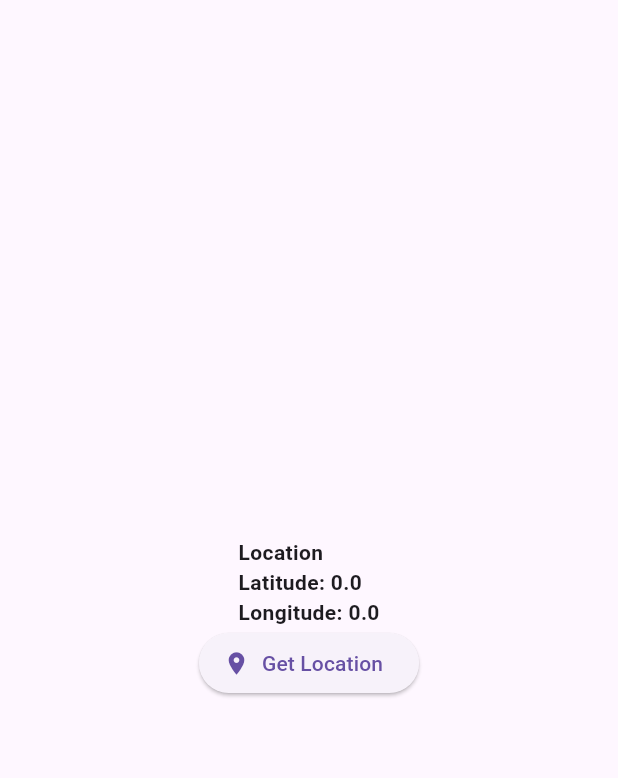
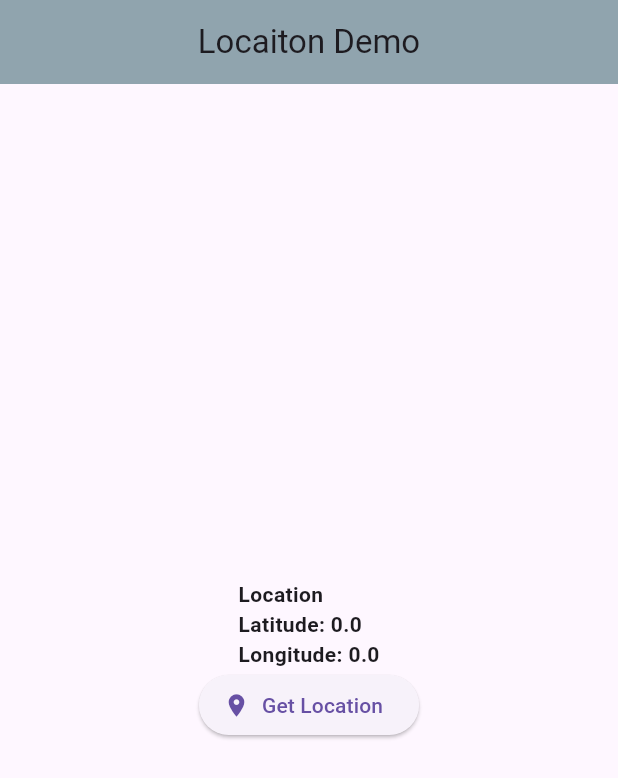
Before and after one commit to salimaydogan/location_demo, a Flutter app: the screen it shows after launch, on a phone screen of 412 x 824 dp. Shown: the top 778 px of the screen. Run offline on Flutter 3.47's test engine with Material 3 defaults, Android fonts, the light colour scheme and no system bars; our stand-ins replace geolocator, permission_handler.

Commit message:
28-02-2024 17:32

```diff
--- a/lib/location.dart
+++ b/lib/location.dart
@@ -39,6 +39,11 @@ class _LocationState extends State<Location> {
   @override
   Widget build(BuildContext context) {
     return Scaffold(
+      appBar: AppBar(
+        centerTitle: true,
+        title: const Text("Locaiton Demo"),
+        backgroundColor: Colors.blueGrey[300],
+      ),
       body: Center(
         child: Column(
           mainAxisAlignment: MainAxisAlignment.center,
--- a/lib/main.dart
+++ b/lib/main.dart
@@ -10,6 +10,9 @@ class MainApp extends StatelessWidget {
 
   @override
   Widget build(BuildContext context) {
-    return const MaterialApp(home: Location());
+    return const MaterialApp(
+      home: Location(),
+      debugShowCheckedModeBanner: false,
+    );
   }
 }
```
